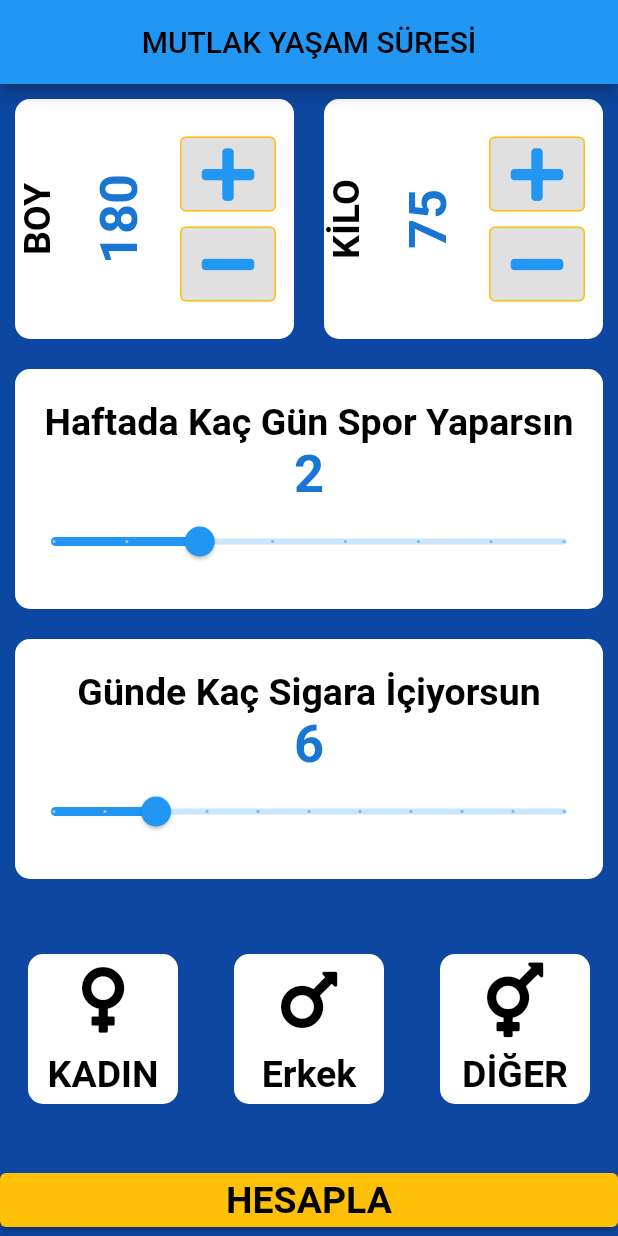
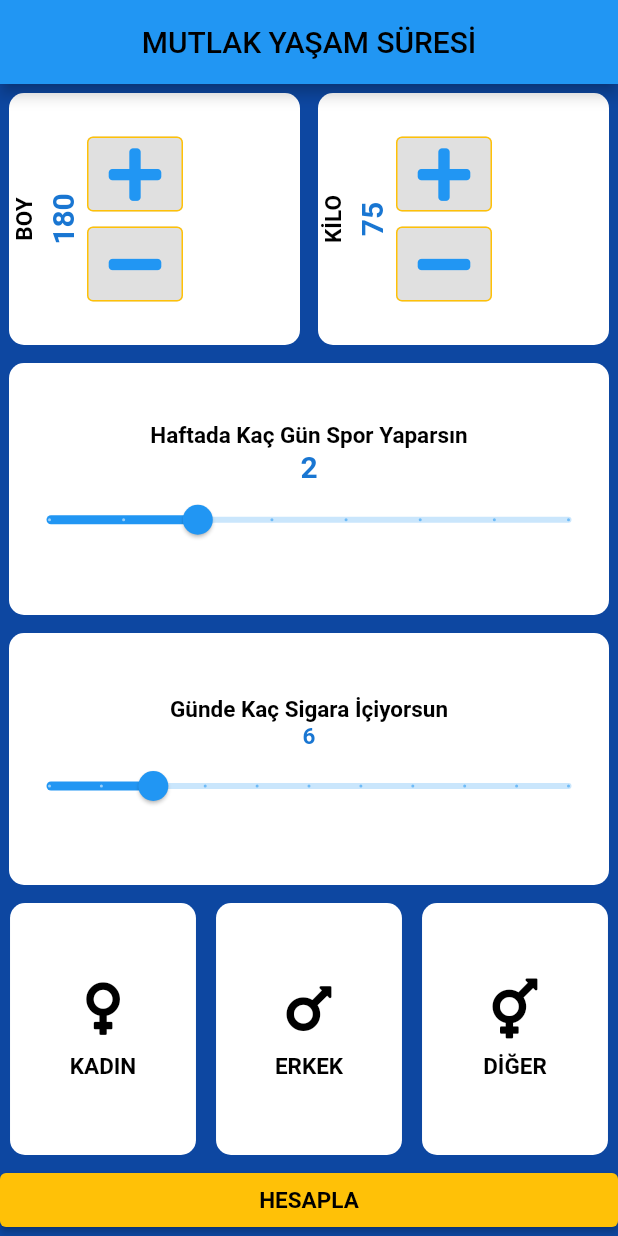
Before and after one commit to sekercih/life_cycle, a Flutter app: the screen it shows after launch, on a phone screen of 412 x 824 dp. Run offline on Flutter 3.47's test engine with Material 2 defaults, Android fonts, the phone set to English and light mode, and no system bars; our stand-ins replace font_awesome_flutter.

Commit message:
mediaquery

```diff
--- a/lib/constants.dart
+++ b/lib/constants.dart
@@ -1,10 +1,10 @@
 import 'package:flutter/material.dart';
 
 TextStyle metinStyle =
-    TextStyle(fontSize: 25.0, color: Colors.black, fontWeight: FontWeight.bold);
+    TextStyle(fontSize: 15.0, color: Colors.black, fontWeight: FontWeight.bold);
 
 TextStyle sayiStyle = TextStyle(
-    fontSize: 35, color: Colors.blue.shade700, fontWeight: FontWeight.bold);
+    fontSize: 20, color: Colors.blue.shade700, fontWeight: FontWeight.bold);
 
 ButtonStyle buttonStyle = TextButton.styleFrom(
     backgroundColor: Colors.grey.shade300,
--- a/lib/screens/input_page.dart
+++ b/lib/screens/input_page.dart
@@ -120,7 +120,7 @@ class _InputSayfasiState extends State<InputSayfasi> {
             child: MyContainer(
               child: Column(
                 mainAxisAlignment: MainAxisAlignment.center,
-                children: <Widget>[
+                children: [
                   Text(
                     "Günde Kaç Sigara İçiyorsun",
                     style: metinStyle,
@@ -128,7 +128,7 @@ class _InputSayfasiState extends State<InputSayfasi> {
                   Text(
                     icilenSigara.round().toString(),
                     style: TextStyle(
-                        fontSize: 35,
+                        fontSize: 15,
                         color: Colors.blue.shade700,
                         fontWeight: FontWeight.bold),
                   ),
@@ -145,7 +145,7 @@ class _InputSayfasiState extends State<InputSayfasi> {
                       })
                 ],
               ),
-              width: 600,
+              width: 100,
             ),
           ),
           Expanded(
@@ -154,8 +154,6 @@ class _InputSayfasiState extends State<InputSayfasi> {
               mainAxisAlignment: MainAxisAlignment.spaceAround,
               children: [
                 MyContainer(
-                  width: 100,
-                  height: 100,
                   renk: selectGender == "KADIN" ? Colors.pink : Colors.white,
                   sonPress: () {
                     setState(() {
@@ -166,8 +164,6 @@ class _InputSayfasiState extends State<InputSayfasi> {
                   child: const CenderWigdet(),
                 ),
                 MyContainer(
-                  width: 100,
-                  height: 100,
                   renk:
                       selectGender == "ERKEK" ? Colors.lightBlue : Colors.white,
                   sonPress: () async {
@@ -177,13 +173,11 @@ class _InputSayfasiState extends State<InputSayfasi> {
                     //secimiSifirla();
                   },
                   child: const CenderWigdet(
-                    gender: "Erkek",
+                    gender: "ERKEK",
                     icon: FontAwesomeIcons.mars,
                   ),
                 ),
                 MyContainer(
-                  width: 100,
-                  height: 100,
                   renk: selectGender == "DİĞER"
                       ? Color(0x8EE70707)
                       : Colors.white,
@@ -234,7 +228,7 @@ class _InputSayfasiState extends State<InputSayfasi> {
           ),
         ),
         SizedBox(
-          width: 20,
+          width: 5,
         ),
         RotatedBox(
           quarterTurns: 3,
@@ -244,7 +238,7 @@ class _InputSayfasiState extends State<InputSayfasi> {
           ),
         ),
         SizedBox(
-          width: 20,
+          width: 5,
         ),
         Column(
           mainAxisAlignment: MainAxisAlignment.center,
--- a/lib/screens/sonuc.dart
+++ b/lib/screens/sonuc.dart
@@ -31,7 +31,7 @@ class SonucPage extends StatelessWidget {
               child: Text("SENE YAŞARSIN BELKİ..",
                   textAlign: TextAlign.center,
                   style: TextStyle(
-                      fontSize: 40.0,
+                      fontSize: 25,
                       color: Colors.white,
                       fontWeight: FontWeight.bold))),
           Expanded(
--- a/lib/wigdets/gender_wigdet.dart
+++ b/lib/wigdets/gender_wigdet.dart
@@ -21,7 +21,7 @@ class CenderWigdet extends StatelessWidget {
       children: [
         Icon(
           icon,
-          size: 50,
+          size: 40,
           color: Colors.black,
         ),
         const SizedBox(
--- a/lib/wigdets/my_container_wigdet.dart
+++ b/lib/wigdets/my_container_wigdet.dart
@@ -17,15 +17,18 @@ class MyContainer extends StatelessWidget {
 
   @override
   Widget build(BuildContext context) {
-    Size size = MediaQuery.of(context).size;
-    double margin = 10;
+    double sizeW = MediaQuery.of(context).size.width;
+    double sizeH = MediaQuery.of(context).size.height;
+
+    double margin = 6;
     return GestureDetector(
       onTap: () {
         sonPress == null ? () {} : sonPress!();
       },
       child: Container(
-        height: height ?? size.height * 2 - margin,
-        width: width ?? size.width * 0.33 - margin * 2,
+        padding: EdgeInsets.symmetric(horizontal: 1, vertical: 1),
+        height: height ?? sizeH * 1 - margin,
+        width: width ?? sizeW * 0.33 - margin * 2,
         child: child,
         margin: EdgeInsets.all(margin),
         decoration: BoxDecoration(
```
Also changed, not shown: 6 other files.
